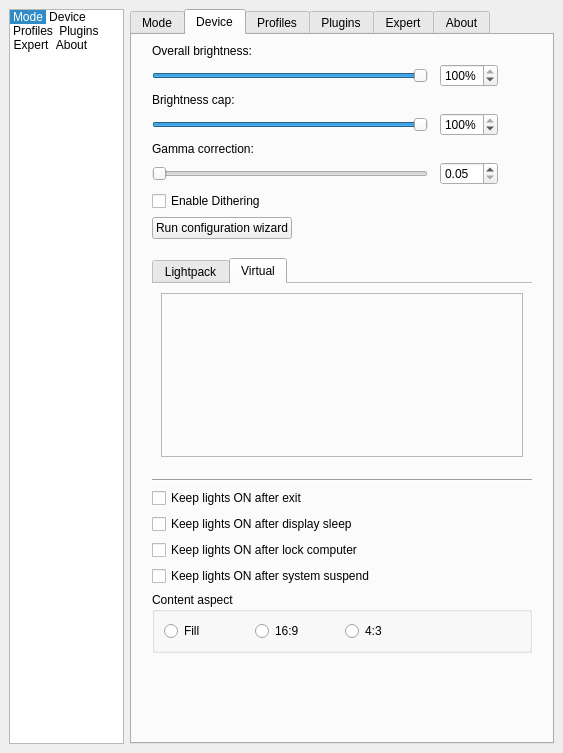
locasmendes/Lightpack, file Software/src/SettingsWindow.ui: the form before one commit.
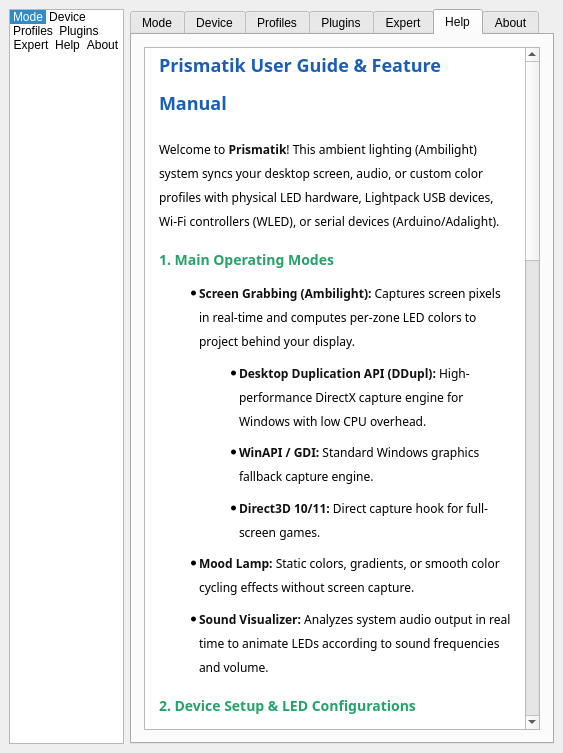
The form after the commit. The open tabs and pages were chosen to show the change. Icons and pictures are not drawn. Custom widgets are drawn as their Qt base class.

Commit message:
Add Help tab to Settings window with pt_BR translation
New "Help" page in the settings sidebar with an embedded user-guide
(operating modes, device setup, color post-processing, profiles,
plugins, API/expert features). Also fixes a malformed
<property class="sizePolicy"> attribute (should be name=) on tabAbout
introduced alongside the new tab, and refreshes translation files via
lupdate (only pt_BR fully translated so far, others left unfinished
per existing convention).

Patch:
```diff
--- a/Software/src/SettingsWindow.ui
+++ b/Software/src/SettingsWindow.ui
@@ -187,6 +187,21 @@
         <set>ItemIsSelectable|ItemIsUserCheckable|ItemIsEnabled</set>
        </property>
       </item>
+      <item>
+       <property name="text">
+        <string>Help</string>
+       </property>
+       <property name="textAlignment">
+        <set>AlignHCenter|AlignTop</set>
+       </property>
+       <property name="icon">
+        <iconset resource="../res/LightpackResources.qrc">
+         <normaloff>:/icons/help.png</normaloff>:/icons/help.png</iconset>
+       </property>
+       <property name="flags">
+        <set>ItemIsSelectable|ItemIsUserCheckable|ItemIsEnabled</set>
+       </property>
+      </item>
       <item>
        <property name="text">
         <string>About</string>
@@ -3072,7 +3087,111 @@
          </spacer>
         </item>
        </layout>
-      </widget>
+       </widget>
+       <widget class="QWidget" name="tabHelp">
+        <property name="sizePolicy">
+         <sizepolicy hsizetype="Preferred" vsizetype="Preferred">
+          <horstretch>0</horstretch>
+          <verstretch>0</verstretch>
+         </sizepolicy>
+        </property>
+        <attribute name="title">
+         <string>Help</string>
+        </attribute>
+        <layout class="QVBoxLayout" name="verticalLayout_tabHelp">
+         <property name="leftMargin">
+          <number>12</number>
+         </property>
+         <property name="topMargin">
+          <number>12</number>
+         </property>
+         <property name="rightMargin">
+          <number>12</number>
+         </property>
+         <property name="bottomMargin">
+          <number>12</number>
+         </property>
+         <item>
+          <widget class="QTextBrowser" name="textBrowserHelp">
+           <property name="openExternalLinks">
+            <bool>true</bool>
+           </property>
+           <property name="html">
+            <string>&lt;!DOCTYPE HTML PUBLIC &quot;-//W3C//DTD HTML 4.0//EN&quot; &quot;http://www.w3.org/TR/REC-html40/strict.dtd&quot;&gt;
+&lt;html&gt;
+&lt;head&gt;
+&lt;style type=&quot;text/css&quot;&gt;
+  body { font-family: sans-serif; line-height: 1.5; margin: 10px; }
+  h2 { color: #1a5fb4; border-bottom: 1px solid #ccc; padding-bottom: 4px; margin-top: 15px; }
+  h3 { color: #26a269; margin-top: 12px; margin-bottom: 5px; }
+  ul { margin-top: 5px; padding-left: 20px; }
+  li { margin-bottom: 6px; }
+  b { color: #111; }
+&lt;/style&gt;
+&lt;/head&gt;
+&lt;body&gt;
+&lt;h2&gt;Prismatik User Guide &amp;amp; Feature Manual&lt;/h2&gt;
+&lt;p&gt;Welcome to &lt;b&gt;Prismatik&lt;/b&gt;! This ambient lighting (Ambilight) system syncs your desktop screen, audio, or custom color profiles with physical LED hardware, Lightpack USB devices, Wi-Fi controllers (WLED), or serial devices (Arduino/Adalight).&lt;/p&gt;
+
+&lt;h3&gt;1. Main Operating Modes&lt;/h3&gt;
+&lt;ul&gt;
+  &lt;li&gt;&lt;b&gt;Screen Grabbing (Ambilight):&lt;/b&gt; Captures screen pixels in real-time and computes per-zone LED colors to project behind your display.
+    &lt;ul&gt;
+      &lt;li&gt;&lt;b&gt;Desktop Duplication API (DDupl):&lt;/b&gt; High-performance DirectX capture engine for Windows with low CPU overhead.&lt;/li&gt;
+      &lt;li&gt;&lt;b&gt;WinAPI / GDI:&lt;/b&gt; Standard Windows graphics fallback capture engine.&lt;/li&gt;
+      &lt;li&gt;&lt;b&gt;Direct3D 10/11:&lt;/b&gt; Direct capture hook for full-screen games.&lt;/li&gt;
+    &lt;/ul&gt;
+  &lt;/li&gt;
+  &lt;li&gt;&lt;b&gt;Mood Lamp:&lt;/b&gt; Static colors, gradients, or smooth color cycling effects without screen capture.&lt;/li&gt;
+  &lt;li&gt;&lt;b&gt;Sound Visualizer:&lt;/b&gt; Analyzes system audio output in real time to animate LEDs according to sound frequencies and volume.&lt;/li&gt;
+&lt;/ul&gt;
+
+&lt;h3&gt;2. Device Setup &amp;amp; LED Configurations&lt;/h3&gt;
+&lt;ul&gt;
+  &lt;li&gt;&lt;b&gt;Device Backend:&lt;/b&gt; Supports Lightpack USB (HID), Serial controllers (Adalight / Arduibox), UDP Wi-Fi devices (WLED / WARLS / DRGB / DNRGB), AlienFX, and Virtual devices.&lt;/li&gt;
+  &lt;li&gt;&lt;b&gt;LED Zones &amp;amp; Alignment:&lt;/b&gt; Drag, resize, and position LED widgets on screen to match your physical LED strip layout.&lt;/li&gt;
+  &lt;li&gt;&lt;b&gt;Color Depth:&lt;/b&gt; Select bit-depth precision (e.g., 8-bit or 12-bit per channel).&lt;/li&gt;
+  &lt;li&gt;&lt;b&gt;Refresh Frequency &amp;amp; FPS:&lt;/b&gt; Adjust frame grab slowdown (1 ms to 1000 ms) to balance CPU usage and LED smooth responsiveness.&lt;/li&gt;
+  &lt;li&gt;&lt;b&gt;Device Smoothness:&lt;/b&gt; Temporal interpolation on hardware/firmware for smooth transitions between color frames.&lt;/li&gt;
+  &lt;li&gt;&lt;b&gt;Power Supply Caps &amp;amp; Brightness:&lt;/b&gt; Set global maximum brightness and total current limit (mA) to protect power supplies.&lt;/li&gt;
+&lt;/ul&gt;
+
+&lt;h3&gt;3. Image &amp;amp; Color Post-Processing&lt;/h3&gt;
+&lt;ul&gt;
+  &lt;li&gt;&lt;b&gt;Color Temperature &amp;amp; Night Light:&lt;/b&gt; Adjust color temperature (Kelvin) or reduce blue light during evening hours.&lt;/li&gt;
+  &lt;li&gt;&lt;b&gt;Gamma Correction:&lt;/b&gt; Fine-tune non-linear color luminosity curve for vibrant LED representation.&lt;/li&gt;
+  &lt;li&gt;&lt;b&gt;Overbrighten:&lt;/b&gt; Boosts lower color intensity levels to maintain vivid backlight illumination even in dark scenes.&lt;/li&gt;
+  &lt;li&gt;&lt;b&gt;Luminosity Threshold &amp;amp; Dead Zone:&lt;/b&gt; Ignore very dark pixels to turn off LEDs during pitch-black movie scenes.&lt;/li&gt;
+  &lt;li&gt;&lt;b&gt;Dithering:&lt;/b&gt; Smooths out color banding in low-brightness gradients.&lt;/li&gt;
+&lt;/ul&gt;
+
+&lt;h3&gt;4. Profiles &amp;amp; Quick Switching&lt;/h3&gt;
+&lt;ul&gt;
+  &lt;li&gt;Create separate profiles for Gaming, Movies, Night Mode, or Work.&lt;/li&gt;
+  &lt;li&gt;Switch profiles instantly via the System Tray icon menu or hotkeys.&lt;/li&gt;
+  &lt;li&gt;Save and backup your configuration settings per profile.&lt;/li&gt;
+&lt;/ul&gt;
+
+&lt;h3&gt;5. Plugins &amp;amp; Extensions&lt;/h3&gt;
+&lt;ul&gt;
+  &lt;li&gt;Enable third-party plugins to expand Prismatik functionality (e.g., smart home integrations, notifications, specialized game effects).&lt;/li&gt;
+  &lt;li&gt;Manage plugin execution order and priority.&lt;/li&gt;
+&lt;/ul&gt;
+
+&lt;h3&gt;6. Expert &amp;amp; Advanced Features&lt;/h3&gt;
+&lt;ul&gt;
+  &lt;li&gt;&lt;b&gt;API Server (TCP):&lt;/b&gt; Embedded TCP server allows external programs, home automation systems (Home Assistant), or custom scripts to query status and set LED colors.&lt;/li&gt;
+  &lt;li&gt;&lt;b&gt;API Authentication &amp;amp; Security:&lt;/b&gt; Option to bind to local interface (127.0.0.1) and require API key authentication.&lt;/li&gt;
+  &lt;li&gt;&lt;b&gt;Logging &amp;amp; Diagnostics:&lt;/b&gt; Adjust debug log level (0-3) and access log files for troubleshooting.&lt;/li&gt;
+  &lt;li&gt;&lt;b&gt;Multi-Monitor Support:&lt;/b&gt; Launch multiple instances of Prismatik using &lt;code&gt;--config-dir &amp;lt;path&amp;gt;&lt;/code&gt; to manage multi-monitor setups independently.&lt;/li&gt;
+&lt;/ul&gt;
+&lt;/body&gt;
+&lt;/html&gt;</string>
+           </property>
+          </widget>
+         </item>
+        </layout>
+       </widget>
       <widget class="QWidget" name="tabAbout">
        <property name="sizePolicy">
         <sizepolicy hsizetype="Fixed" vsizetype="Fixed">
```
The commit also changes 8 other files.
